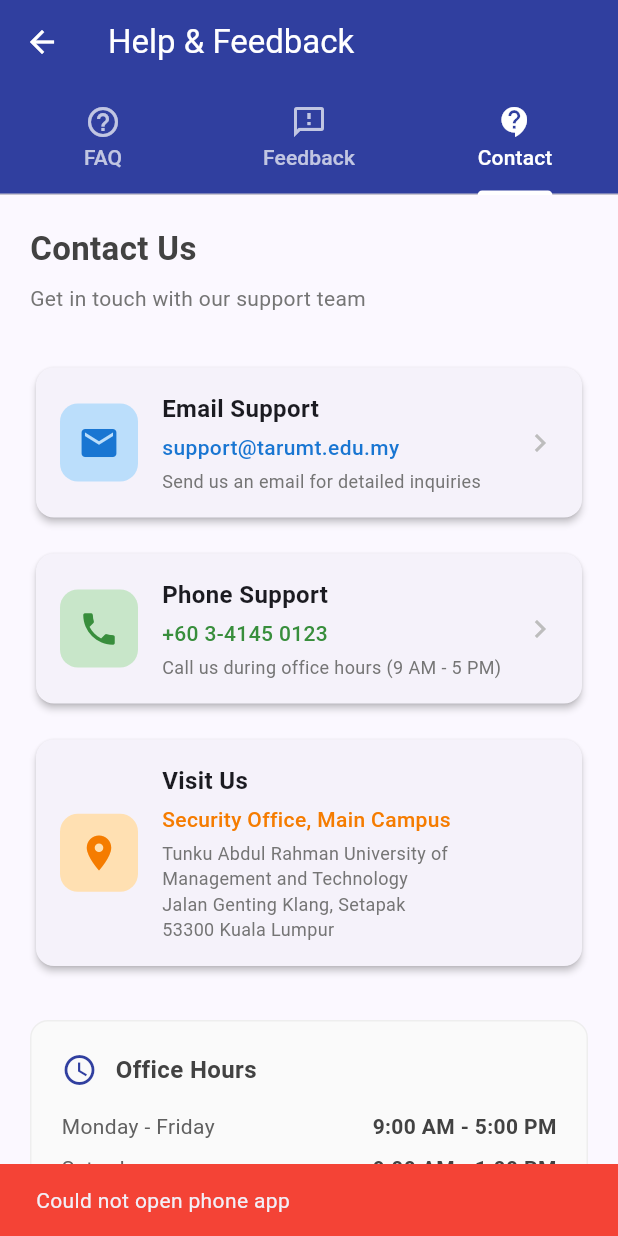
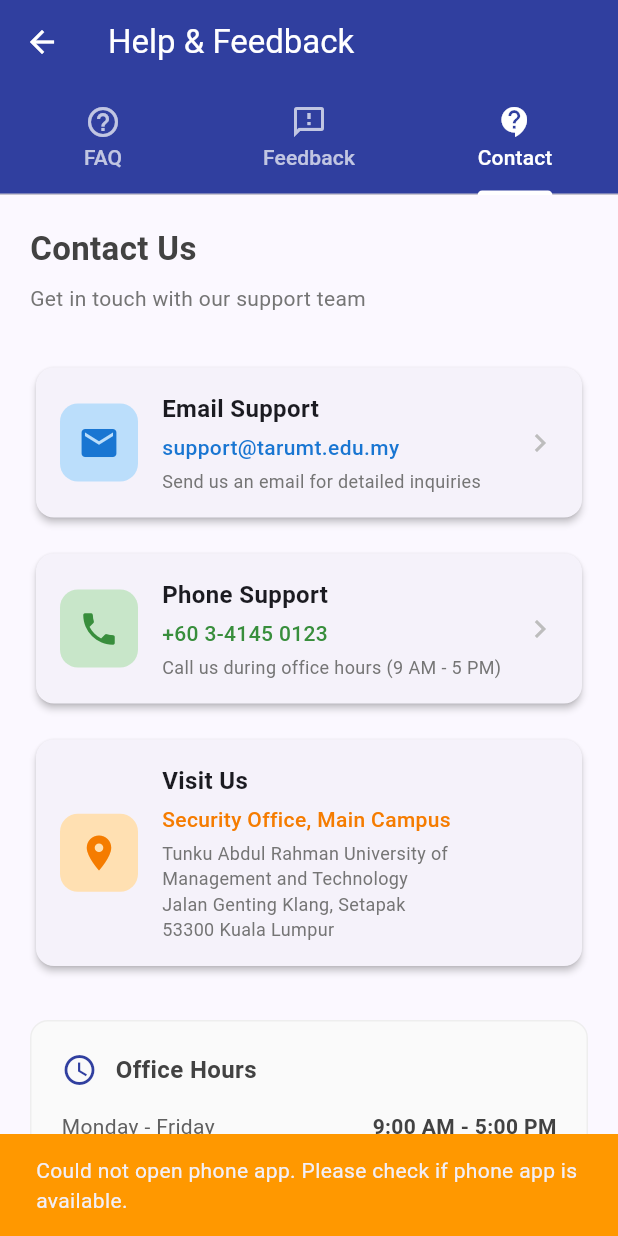
Before and after one commit to yzhenyuan000-debug/LostItemTracker, a Flutter app: the HelpAndFeedbackPage screen opened directly, tab 3 chosen, after a tap on "Phone Support", on a phone screen of 412 x 824 dp. Run offline on Flutter 3.47's test engine with Material 3 defaults, Android fonts, the phone set to English and light mode, and no system bars; our stand-ins replace cloud_firestore, firebase_auth, firebase_core, flutter_map, geolocator, image_picker and 4 more; missing offline and left inert: gal, google_mlkit_barcode_scanning, mobile_scanner; accounts and stored records are empty.

Commit message:
Initial Commit

```diff
--- a/lib/user/help_and_feedback_page.dart
+++ b/lib/user/help_and_feedback_page.dart
@@ -129,14 +129,28 @@
       query: 'subject=Lost%20Item%20Tracker%20Support',
     );
 
-    if (await canLaunchUrl(emailUri)) {
-      await launchUrl(emailUri);
-    } else {
+    try {
+      final launched = await launchUrl(
+        emailUri,
+        mode: LaunchMode.externalApplication,
+      );
+
+      if (!launched && mounted) {
+        ScaffoldMessenger.of(context).showSnackBar(
+          const SnackBar(
+            content: Text('Could not open email app. Please install an email client.'),
+            backgroundColor: Colors.orange,
+            duration: Duration(seconds: 3),
+          ),
+        );
+      }
+    } catch (e) {
       if (mounted) {
         ScaffoldMessenger.of(context).showSnackBar(
-          const SnackBar(
-            content: Text('Could not open email app'),
+          SnackBar(
+            content: Text('Error: ${e.toString()}'),
             backgroundColor: Colors.red,
+            duration: const Duration(seconds: 3),
           ),
         );
       }
@@ -146,14 +160,28 @@
   Future<void> _launchPhone() async {
     final Uri phoneUri = Uri(scheme: 'tel', path: '+60341450123');
 
-    if (await canLaunchUrl(phoneUri)) {
-      await launchUrl(phoneUri);
-    } else {
+    try {
+      final launched = await launchUrl(
+        phoneUri,
+        mode: LaunchMode.externalApplication,
+      );
+
+      if (!launched && mounted) {
+        ScaffoldMessenger.of(context).showSnackBar(
+          const SnackBar(
+            content: Text('Could not open phone app. Please check if phone app is available.'),
+            backgroundColor: Colors.orange,
+            duration: Duration(seconds: 3),
+          ),
+        );
+      }
+    } catch (e) {
       if (mounted) {
         ScaffoldMessenger.of(context).showSnackBar(
-          const SnackBar(
-            content: Text('Could not open phone app'),
+          SnackBar(
+            content: Text('Error: ${e.toString()}'),
             backgroundColor: Colors.red,
+            duration: const Duration(seconds: 3),
           ),
         );
       }
```
Also changed, not shown: 1 other file.
